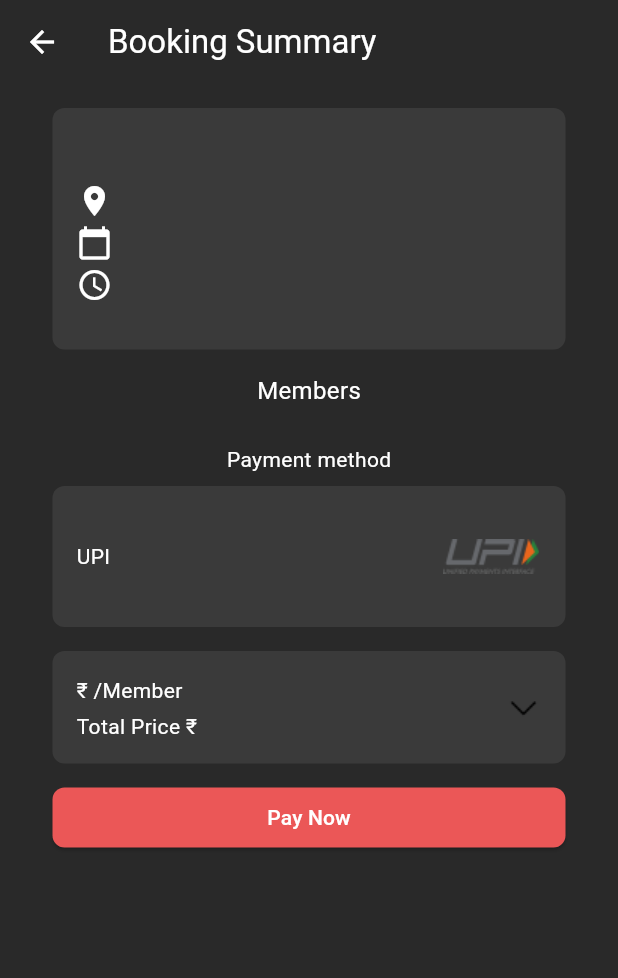
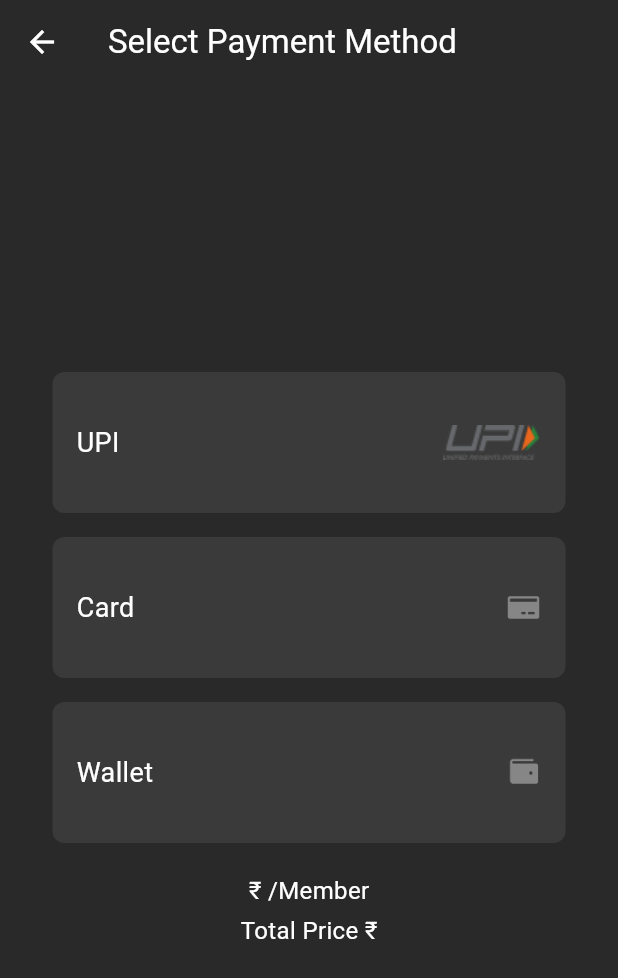
Before and after one commit to KrtiinSharma/nido_app, a Flutter app: the BookingSummaryScreen screen opened directly with empty values, after a tap on "Pay Now", on a phone screen of 412 x 824 dp. Shown: the top 978 px of the screen. Run offline on Flutter 3.47's test engine with Material 3 defaults, Android fonts, the phone set to English and light mode, and no system bars; our stand-ins replace image_picker; missing offline and left inert: barcode_scan2.

Commit message:
Added payment screen

```diff
--- a/lib/tour_details.dart
+++ b/lib/tour_details.dart
@@ -626,7 +626,14 @@ class BookingSummaryScreen extends StatelessWidget {
                 height: 40,
                 child: ElevatedButton(
                   onPressed: () {
-                    // Handle payment logic
+                    // Navigate to Payment Method Screen
+                    Navigator.push(
+                      context,
+                      MaterialPageRoute(
+                        builder: (context) =>
+                            PaymentMethodScreen(price: price), // Pass the price
+                      ),
+                    );
                   },
                   style: ElevatedButton.styleFrom(
                     backgroundColor: const Color(0xFFEB5757),
@@ -647,3 +654,133 @@ class BookingSummaryScreen extends StatelessWidget {
     );
   }
 }
+
+class PaymentMethodScreen extends StatelessWidget {
+  final String price;
+
+  const PaymentMethodScreen({Key? key, required this.price}) : super(key: key);
+
+  @override
+  Widget build(BuildContext context) {
+    return Scaffold(
+      backgroundColor: const Color(0xFF292929),
+      appBar: AppBar(
+        title: const Text('Select Payment Method',
+            style: TextStyle(color: Colors.white)),
+        backgroundColor: const Color(0xFF292929),
+        leading: IconButton(
+          icon: const Icon(Icons.arrow_back, color: Colors.white), // Back icon
+          onPressed: () {
+            Navigator.pop(context); // Navigate back
+          },
+        ),
+      ),
+      body: Center(
+        // Center the content
+        child: Padding(
+          padding: const EdgeInsets.all(16.0),
+          child: Column(
+            mainAxisAlignment:
+                MainAxisAlignment.center, // Center the column content
+            crossAxisAlignment: CrossAxisAlignment.center,
+            children: [
+              // UPI Box
+              GestureDetector(
+                onTap: () {
+                  // Handle UPI payment logic
+                },
+                child: Container(
+                  width: 342,
+                  height: 94,
+                  decoration: BoxDecoration(
+                    color: const Color(0xFF3A3A3A),
+                    borderRadius: BorderRadius.circular(8),
+                  ),
+                  padding: const EdgeInsets.all(16),
+                  child: Row(
+                    mainAxisAlignment: MainAxisAlignment.spaceBetween,
+                    children: [
+                      const Text(
+                        'UPI',
+                        style: TextStyle(color: Colors.white, fontSize: 18),
+                      ),
+                      Image.asset('lib/images/UPI.png', height: 24), // UPI icon
+                    ],
+                  ),
+                ),
+              ),
+              const SizedBox(height: 16),
+
+              // Card Box
+              GestureDetector(
+                onTap: () {
+                  // Handle Card payment logic
+                },
+                child: Container(
+                  width: 342,
+                  height: 94,
+                  decoration: BoxDecoration(
+                    color: const Color(0xFF3A3A3A),
+                    borderRadius: BorderRadius.circular(8),
+                  ),
+                  padding: const EdgeInsets.all(16),
+                  child: Row(
+                    mainAxisAlignment: MainAxisAlignment.spaceBetween,
+                    children: [
+                      const Text(
+                        'Card',
+                        style: TextStyle(color: Colors.white, fontSize: 18),
+                      ),
+                      Image.asset('lib/images/CreditCard.png',
+                          height: 24), // Credit Card icon
+                    ],
+                  ),
+                ),
+              ),
+              const SizedBox(height: 16),
+
+              // Wallet Box
+              GestureDetector(
+                onTap: () {
+                  // Handle Wallet payment logic
+                },
+                child: Container(
+                  width: 342,
+                  height: 94,
+                  decoration: BoxDecoration(
+                    color: const Color(0xFF3A3A3A),
+                    borderRadius: BorderRadius.circular(8),
+                  ),
+                  padding: const EdgeInsets.all(16),
+                  child: Row(
+                    mainAxisAlignment: MainAxisAlignment.spaceBetween,
+                    children: [
+                      const Text(
+                        'Wallet',
+                        style: TextStyle(color: Colors.white, fontSize: 18),
+                      ),
+                      Image.asset('lib/images/Wallet.png',
+                          height: 24), // Wallet icon
+                    ],
+                  ),
+                ),
+              ),
+              const SizedBox(height: 20),
+
+              // Price Information
+              Text(
+                '₹$price /Member',
+                style: const TextStyle(color: Colors.white, fontSize: 16),
+              ),
+              const SizedBox(height: 4),
+              Text(
+                'Total Price ₹$price',
+                style: const TextStyle(color: Colors.white, fontSize: 16),
+              ),
+            ],
+          ),
+        ),
+      ),
+    );
+  }
+}
```
